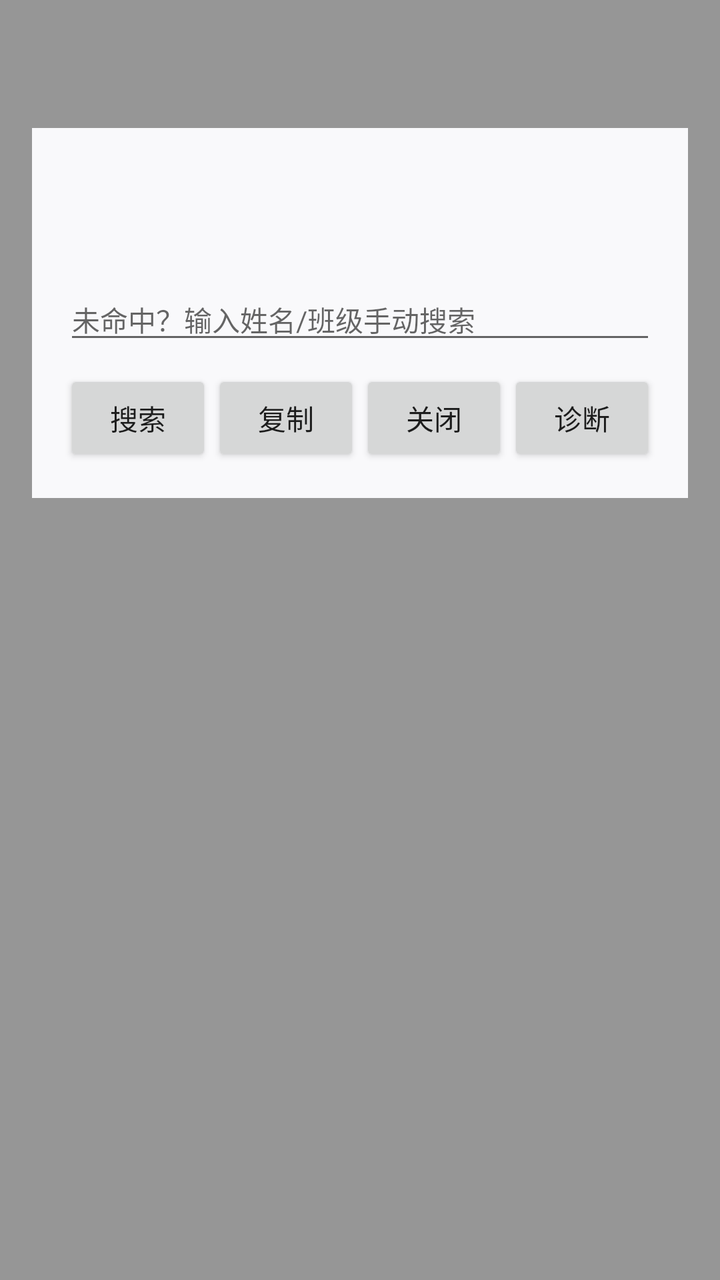
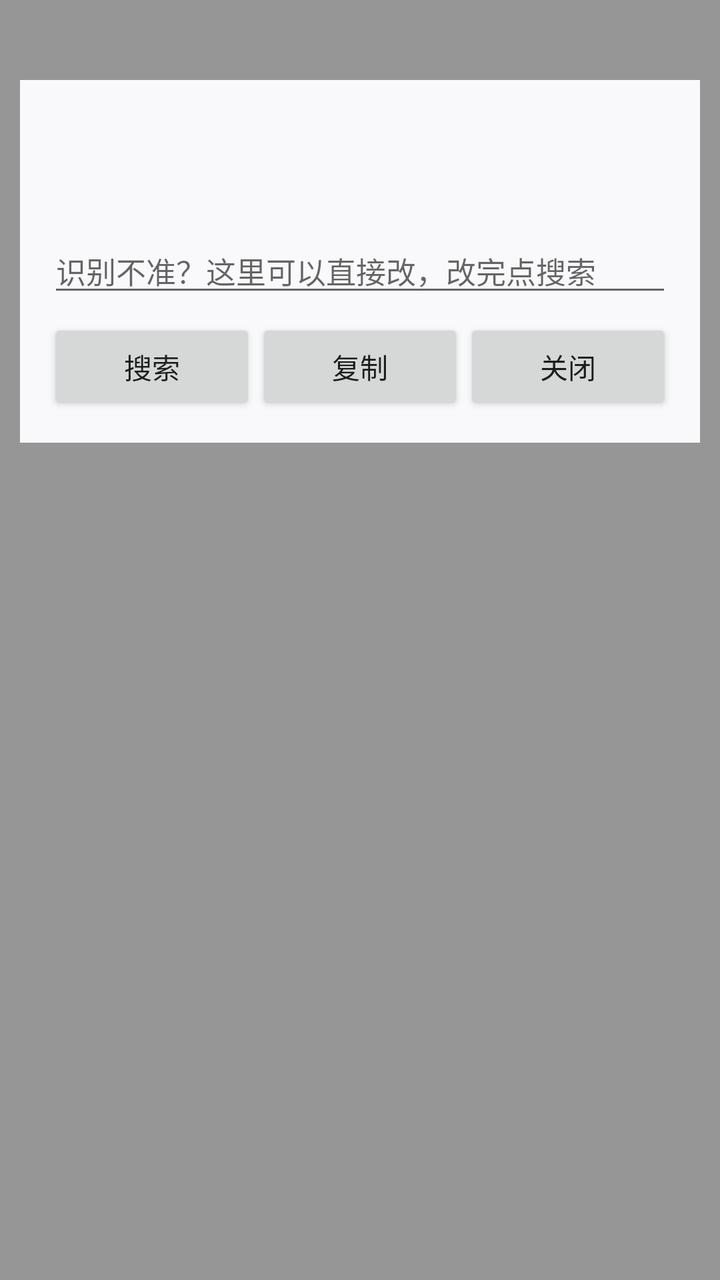

Screens rendered from an Android XML layout before and after an edit, with the pre-edit source and the edit as a unified diff.
<!-- AndroidManifest.xml: application theme Theme.StudentLookup -->
<!-- res/layout/result_card.xml -->
<?xml version="1.0" encoding="utf-8"?>
<LinearLayout xmlns:android="http://schemas.android.com/apk/res/android"
    android:layout_width="match_parent"
    android:layout_height="match_parent"
    android:background="#66000000"
    android:gravity="top|center_horizontal"
    android:orientation="vertical"
    android:paddingTop="64dp">

    
    <LinearLayout
        android:id="@+id/card_root"
        android:layout_width="match_parent"
        android:layout_height="wrap_content"
        android:layout_marginHorizontal="16dp"
        android:background="@color/card_bg"
        android:orientation="vertical"
        android:padding="16dp">

        <TextView
            android:id="@+id/tv_title"
            android:layout_width="match_parent"
            android:layout_height="wrap_content"
            android:textColor="@color/text_primary"
            android:textSize="16sp"
            android:textStyle="bold" />

        <LinearLayout
            android:id="@+id/container_students"
            android:layout_width="match_parent"
            android:layout_height="wrap_content"
            android:layout_marginTop="8dp"
            android:orientation="vertical" />

        <TextView
            android:id="@+id/tv_status"
            android:layout_width="match_parent"
            android:layout_height="wrap_content"
            android:layout_marginTop="4dp"
            android:textSize="13sp" />

        <EditText
            android:id="@+id/et_search"
            android:layout_width="match_parent"
            android:layout_height="wrap_content"
            android:layout_marginTop="8dp"
            android:hint="未命中？输入姓名/班级手动搜索"
            android:inputType="text"
            android:textSize="14sp" />

        <LinearLayout
            android:layout_width="match_parent"
            android:layout_height="wrap_content"
            android:layout_marginTop="8dp"
            android:orientation="horizontal">

            <Button
                android:id="@+id/btn_search"
                android:layout_width="0dp"
                android:layout_height="wrap_content"
                android:layout_weight="1"
                android:text="搜索" />

            <Button
                android:id="@+id/btn_copy"
                android:layout_width="0dp"
                android:layout_height="wrap_content"
                android:layout_weight="1"
                android:text="复制" />

            <Button
                android:id="@+id/btn_close"
                android:layout_width="0dp"
                android:layout_height="wrap_content"
                android:layout_weight="1"
                android:text="关闭" />

            <Button
                android:id="@+id/btn_dump"
                android:layout_width="0dp"
                android:layout_height="wrap_content"
                android:layout_weight="1"
                android:text="诊断" />
        </LinearLayout>
    </LinearLayout>
</LinearLayout>
<!-- resources referenced by this layout -->
<resources>
  <color name="card_bg">#F9F9FB</color>
  <color name="text_primary">#1A1A1A</color>
  <style name="Theme.StudentLookup" parent="Theme.AppCompat.DayNight.NoActionBar">
          <item name="colorPrimary">@color/purple_500</item>
          <item name="colorPrimaryDark">@color/purple_700</item>
          <item name="colorAccent">@color/teal_200</item>
      </style>
  <color name="purple_500">#6750A4</color>
  <color name="purple_700">#4F378B</color>
  <color name="teal_200">#03DAC5</color>
</resources>

<!-- the commit's change to res/layout/result_card.xml (unified diff, before → after) -->
@@ -5,54 +5,71 @@
     android:background="#66000000"
     android:gravity="top|center_horizontal"
     android:orientation="vertical"
-    android:paddingTop="64dp">
+    android:paddingTop="40dp"
+    android:paddingBottom="24dp">
 
-    
     <LinearLayout
         android:id="@+id/card_root"
         android:layout_width="match_parent"
         android:layout_height="wrap_content"
-        android:layout_marginHorizontal="16dp"
+        android:layout_marginHorizontal="10dp"
         android:background="@color/card_bg"
         android:orientation="vertical"
-        android:padding="16dp">
+        android:padding="14dp">
 
         <TextView
             android:id="@+id/tv_title"
             android:layout_width="match_parent"
             android:layout_height="wrap_content"
             android:textColor="@color/text_primary"
-            android:textSize="16sp"
+            android:textSize="17sp"
             android:textStyle="bold" />
 
-        <LinearLayout
-            android:id="@+id/container_students"
+        <ScrollView
+            android:id="@+id/scroll_body"
             android:layout_width="match_parent"
-            android:layout_height="wrap_content"
+            android:layout_height="0dp"
             android:layout_marginTop="8dp"
-            android:orientation="vertical" />
+            android:layout_weight="1"
+            android:scrollbars="vertical">
+
+            <LinearLayout
+                android:id="@+id/container_students"
+                android:layout_width="match_parent"
+                android:layout_height="wrap_content"
+                android:orientation="vertical" />
+        </ScrollView>
 
         <TextView
             android:id="@+id/tv_status"
             android:layout_width="match_parent"
             android:layout_height="wrap_content"
-            android:layout_marginTop="4dp"
+            android:layout_marginTop="6dp"
             android:textSize="13sp" />
 
         <EditText
             android:id="@+id/et_search"
             android:layout_width="match_parent"
             android:layout_height="wrap_content"
-            android:layout_marginTop="8dp"
-            android:hint="未命中？输入姓名/班级手动搜索"
+            android:layout_marginTop="6dp"
+            android:hint="识别不准？这里可以直接改，改完点搜索"
             android:inputType="text"
-            android:textSize="14sp" />
+            android:maxLines="1"
+            android:textSize="15sp" />
 
         <LinearLayout
             android:layout_width="match_parent"
             android:layout_height="wrap_content"
-            android:layout_marginTop="8dp"
+            android:layout_marginTop="6dp"
             android:orientation="horizontal">
+
+            <Button
+                android:id="@+id/btn_back"
+                android:layout_width="0dp"
+                android:layout_height="wrap_content"
+                android:layout_weight="1"
+                android:text="← 返回"
+                android:visibility="gone" />
 
             <Button
                 android:id="@+id/btn_search"
@@ -74,13 +91,6 @@
                 android:layout_height="wrap_content"
                 android:layout_weight="1"
                 android:text="关闭" />
-
-            <Button
-                android:id="@+id/btn_dump"
-                android:layout_width="0dp"
-                android:layout_height="wrap_content"
-                android:layout_weight="1"
-                android:text="诊断" />
         </LinearLayout>
     </LinearLayout>
 </LinearLayout>
